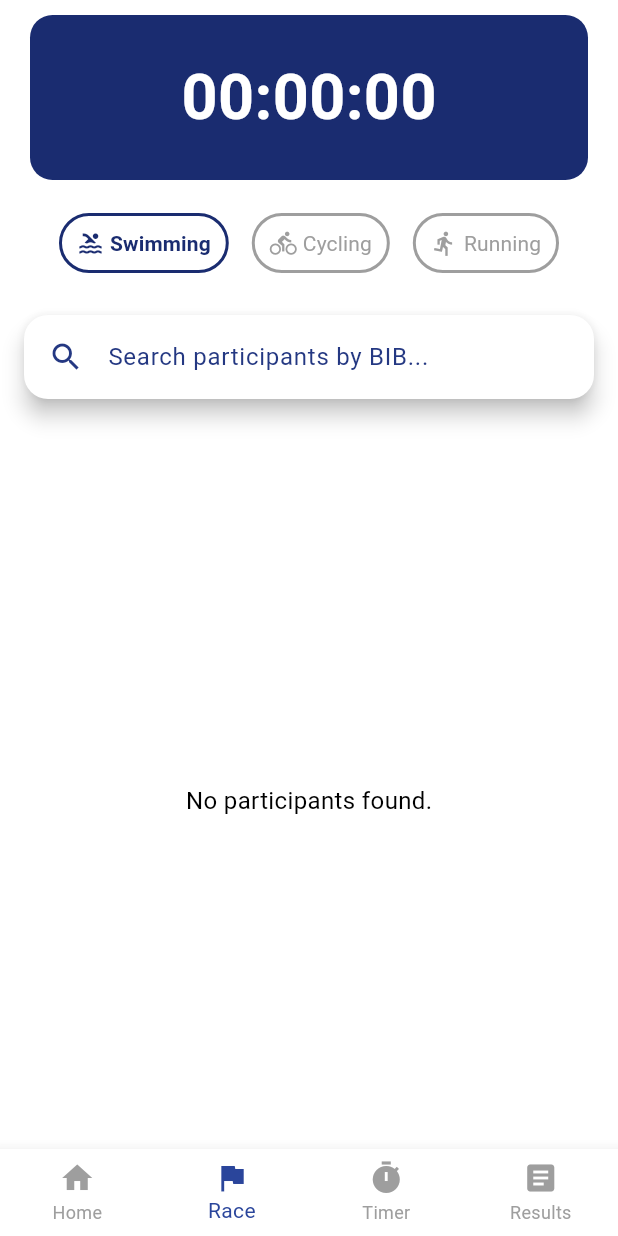
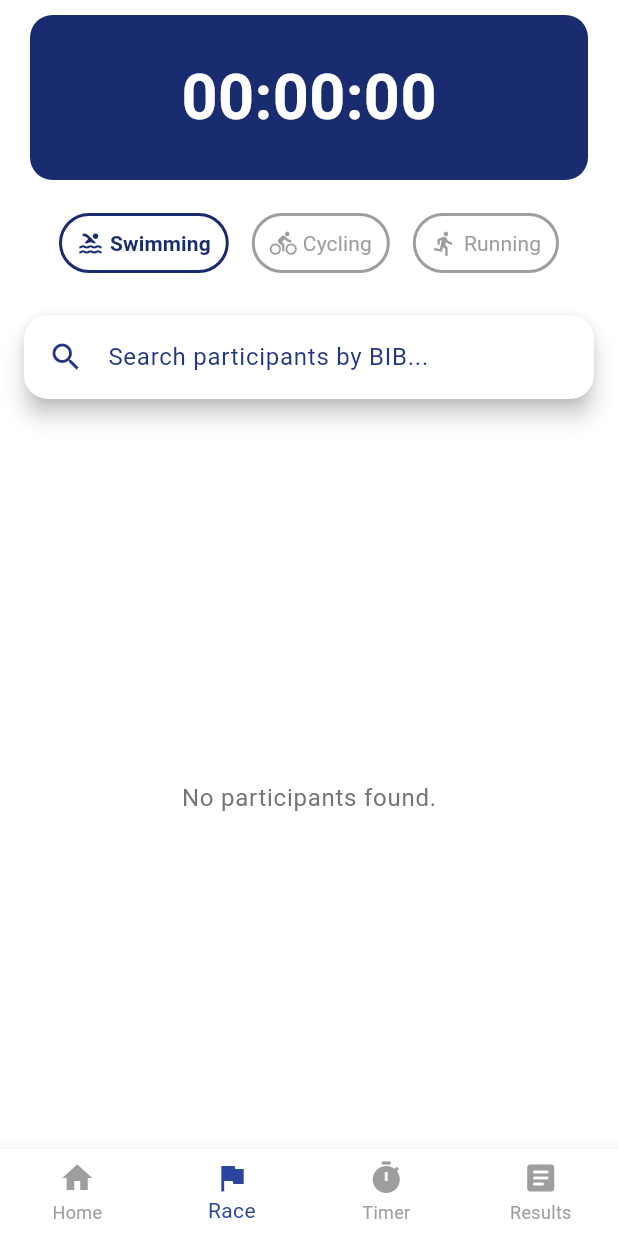
Before and after one commit to SamnangKong426/sport_chrono, a Flutter app: the screen it shows after launch, item 2 of the bottom bar chosen, on a phone screen of 412 x 824 dp. Run offline on Flutter 3.47's test engine with Material 3 defaults, Android fonts, the phone set to English and light mode, and no system bars; our stand-ins replace cloud_firestore, firebase_core; missing offline and left inert: dart:html; accounts and stored records are empty; statements that could not run were skipped.

Commit message:
Apply app theme on race_view.dart

```diff
--- a/lib/views/race_view.dart
+++ b/lib/views/race_view.dart
@@ -4,48 +4,58 @@ import 'package:sport_chrono/widgets/activity_selector.dart';
 import 'package:sport_chrono/widgets/bib_search_bar.dart';
 import 'package:sport_chrono/widgets/timer_display.dart';
 import 'package:sport_chrono/widgets/participant_table.dart';
+import 'package:sport_chrono/themes/app_spacing.dart';
+// import 'package:sport_chrono/themes/app_text_styles.dart';
+import 'package:sport_chrono/themes/app_colors.dart';
+
 import '../viewmodels/race_viewmodel.dart';
 import '../utils/formatters.dart';
 
 class RaceView extends StatelessWidget {
-  const RaceView({Key? key}) : super(key: key);
+  const RaceView({super.key});
 
   @override
   Widget build(BuildContext context) {
-    final vm = context.watch<RaceViewModel>();
+    final raceViewModel = context.watch<RaceViewModel>();
 
     return Scaffold(
       body: SafeArea(
         child: Column(
           crossAxisAlignment: CrossAxisAlignment.center,
           children: [
-            TimerDisplay(text: formatDuration(vm.elapsed)),
+            TimerDisplay(text: formatDuration(raceViewModel.elapsed)),
 
             Padding(
-              padding: const EdgeInsets.symmetric(horizontal: 16.0),
+              padding: AppSpacing.horizontalPadding,
               child: ActivitySelector(
-                selectedActivity: vm.selectedActivity,
-                onActivitySelected: vm.selectActivity,
+                selectedActivity: raceViewModel.selectedActivity,
+                onActivitySelected: raceViewModel.selectActivity,
               ),
             ),
 
             Padding(
-              padding: const EdgeInsets.all(16.0),
-              child: BIBSearchBar(onChanged: vm.filterByBib),
+              padding: AppSpacing.all16,
+              child: BIBSearchBar(onChanged: raceViewModel.filterByBib),
             ),
 
-            const SizedBox(height: 20),
+            AppSpacing.gapH16,
 
             Expanded(
               child: Padding(
-                padding: const EdgeInsets.symmetric(horizontal: 16.0),
-                child:
-                    vm.participants.isEmpty
-                        ? const Center(child: Text('No participants found.'))
-                        : ParticipantTable(
-                          participants: vm.participants,
-                          activity: vm.selectedActivity, // ← pass it here
+                padding: AppSpacing.horizontalPadding,
+                child: raceViewModel.participants.isEmpty
+                    ? Center(
+                        child: Text(
+                          'No participants found.',
+                          style: Theme.of(context).textTheme.bodyLarge?.copyWith(
+                                color: AppColors.textSecondary,
+                              ),
                         ),
+                      )
+                    : ParticipantTable(
+                        participants: raceViewModel.participants,
+                        activity: raceViewModel.selectedActivity,
+                      ),
               ),
             ),
           ],
```
